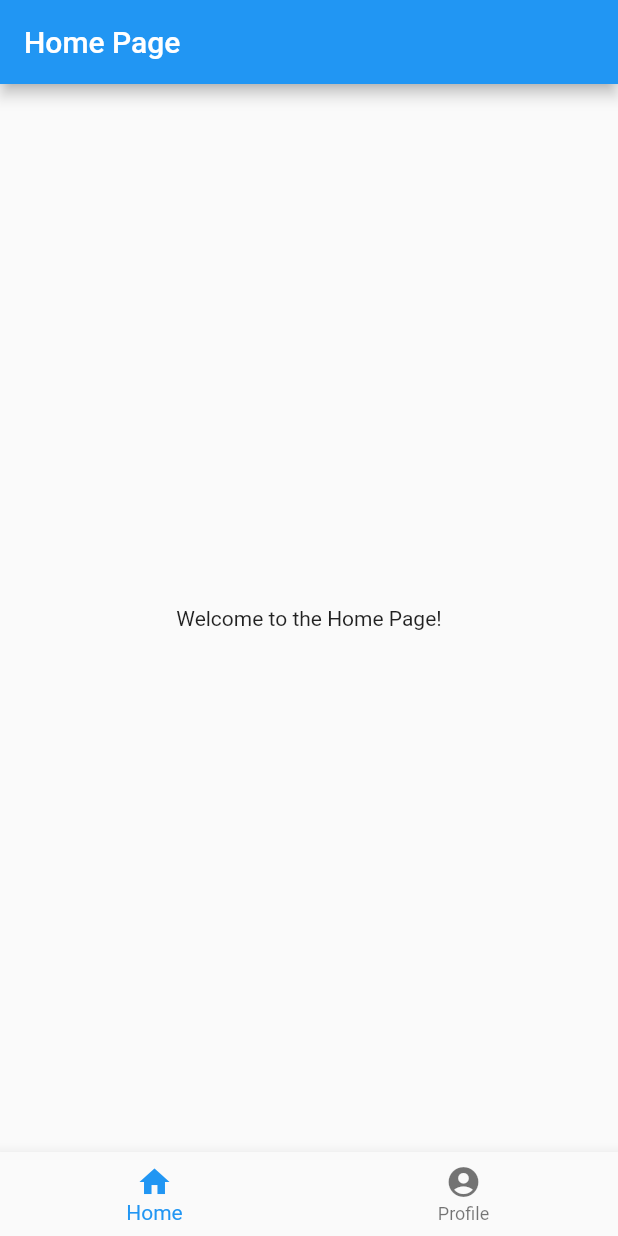
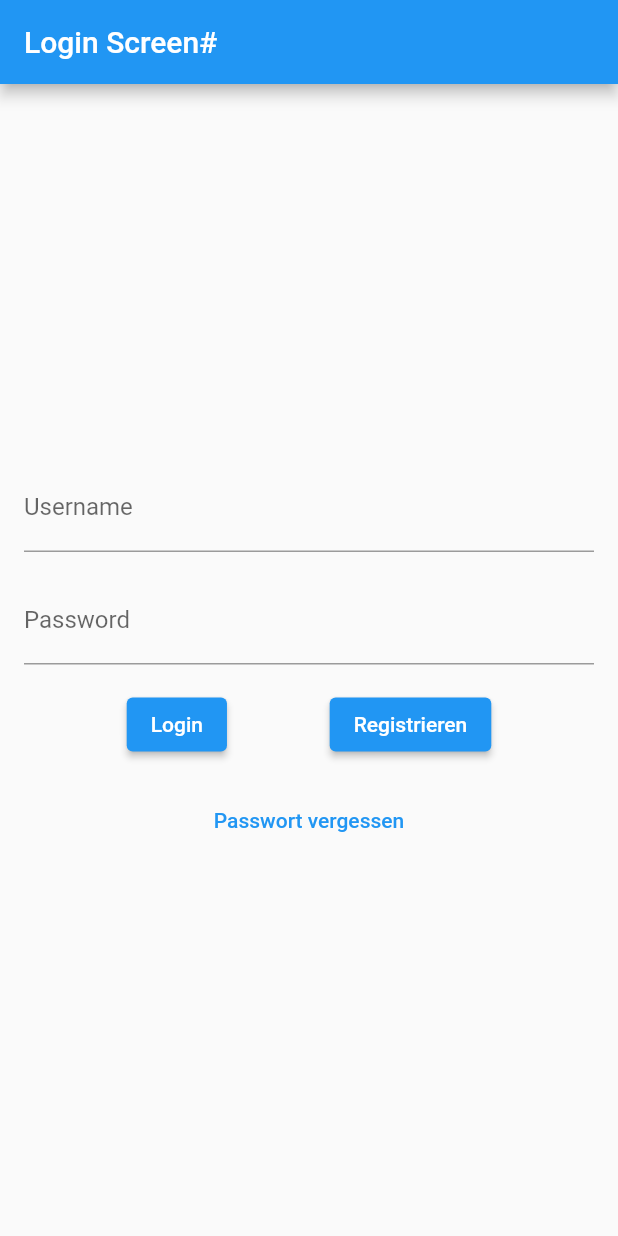
Before and after one commit to Azubis/PointCollector, a Flutter app: the screen it shows after launch, on a phone screen of 412 x 824 dp. Run offline on Flutter 3.47's test engine with Material 2 defaults, Android fonts, the phone set to English and light mode, and no system bars; our stand-ins replace logger.

Commit message:
Added logging and login screen with proper screen navigation

```diff
--- /dev/null
+++ b/frontend/lib/logger.util.dart
@@ -0,0 +1,11 @@
+import 'package:logger/logger.dart';
+Logger getLogger() {
+  return Logger(
+    printer: PrettyPrinter(
+      lineLength: 90,
+      colors: false,
+      methodCount: 1,
+      errorMethodCount: 5,
+    ),
+  );
+}
--- a/frontend/lib/main.dart
+++ b/frontend/lib/main.dart
@@ -1,10 +1,12 @@
+import 'package:logger/logger.dart';
+import 'package:PointCollector/screens/login_screen.dart';
+import 'package:PointCollector/screens/main_screen.dart';
 import 'package:flutter/material.dart';
 import 'package:provider/provider.dart';
 import 'package:PointCollector/models/user_model.dart';
-import 'homepage/home_page.dart';
-import 'profile_page/profile_page.dart';
 
 void main() {
+  Logger.level = Level.debug;
   runApp(
       ChangeNotifierProvider(
           create: (context) => UserModel(),
@@ -20,23 +22,10 @@ class MyApp extends StatefulWidget {
   _MyAppState createState() => _MyAppState();
 
   final UserModel userModel;
-
   MyApp(this.userModel);
 }
 
 class _MyAppState extends State<MyApp> {
-  int _currentIndex = 0;
-  late final List<Widget> _pages = [
-    HomePage(),
-    ProfilePage(userModel: widget.userModel),
-  ];
-
-  void _onTabTapped(int index) {
-    setState(() {
-      _currentIndex = index;
-    });
-  }
-
   @override
   Widget build(BuildContext context) {
     return MaterialApp(
@@ -44,23 +33,12 @@ class _MyAppState extends State<MyApp> {
       theme: ThemeData(
         primarySwatch: Colors.blue,
       ),
-      home: Scaffold(
-        body: _pages[_currentIndex],
-        bottomNavigationBar: BottomNavigationBar(
-          currentIndex: _currentIndex,
-          onTap: _onTabTapped,
-          items: const [
-            BottomNavigationBarItem(
-              icon: Icon(Icons.home),
-              label: 'Home',
-            ),
-            BottomNavigationBarItem(
-              icon: Icon(Icons.account_circle),
-              label: 'Profile',
-            ),
-          ],
-        ),
-      ),
+      home: LoginScreen(),
+      routes: {
+        '/login': (context) => LoginScreen(),
+        '/mainScreen': (context) => MainScreen(),
+      },
+      debugShowCheckedModeBanner: false,
     );
   }
 }
--- /dev/null
+++ b/frontend/lib/models/login_model.dart
@@ -0,0 +1,10 @@
+import 'package:flutter/material.dart';
+
+class LoginModel with ChangeNotifier {
+  String name;
+  String email;
+  String password;
+
+  LoginModel({this.name = 'example name', this.email = 'name@example.com', this.password = ""});
+
+}
--- a/frontend/lib/models/user_model.dart
+++ b/frontend/lib/models/user_model.dart
@@ -1,5 +1,4 @@
 import 'package:flutter/material.dart';
-  // Your UserModel code here
 
 class UserModel with ChangeNotifier {
   String name;
--- a/frontend/lib/homepage/home_page.dart
+++ b/frontend/lib/screens/home_screen.dart
@@ -1,14 +1,14 @@
 import 'package:flutter/material.dart';
 
-class HomePage extends StatelessWidget {
+class HomeScreen extends StatelessWidget {
   @override
   Widget build(BuildContext context) {
     return Scaffold(
       appBar: AppBar(
-        title: const Text('Home Page'),
+        title: const Text('Home Screen'),
       ),
       body: const Center(
-        child: Text('Welcome to the Home Page!'),
+        child: Text('Welcome to the Home Screen!'),
       ),
     );
   }
--- /dev/null
+++ b/frontend/lib/screens/login_screen.dart
@@ -0,0 +1,73 @@
+import 'package:flutter/material.dart';
+import '../logger.util.dart';
+
+
+class LoginScreen extends StatelessWidget {
+  final log = getLogger();
+
+  @override
+  Widget build(BuildContext context) {
+
+    void _onLoginButtonPressed() {
+      log.d('_onLoginButtonPressed');
+
+      bool loginSuccessful = true; // Replace with your actual login logic
+
+      if (loginSuccessful) {
+        Navigator.of(context).pushReplacementNamed('/mainScreen');
+      }
+    }
+
+
+    return Scaffold(
+      appBar: AppBar(
+        title: Text('Login Screen#'),
+      ),
+      body: Center(
+        child: Padding(
+          padding: const EdgeInsets.all(16.0),
+          child: Column(
+            mainAxisAlignment: MainAxisAlignment.center,
+            children: <Widget>[
+              const TextField(
+                decoration: InputDecoration(
+                  labelText: 'Username',
+                ),
+              ),
+              SizedBox(height: 16.0),
+              const TextField(
+                obscureText: true, // Hide password
+                decoration: InputDecoration(
+                  labelText: 'Password',
+                ),
+              ),
+              SizedBox(height: 16.0),
+              Row(
+                mainAxisAlignment: MainAxisAlignment.spaceEvenly,
+                children: <Widget>[
+                  ElevatedButton(
+                    onPressed: () {
+                      _onLoginButtonPressed();
+                    },
+                    child: Text('Login'),
+                  ),
+                  ElevatedButton(
+                    onPressed: () {
+                    },
+                    child: Text('Registrieren'),
+                  ),
+                ],
+              ),
+              SizedBox(height: 16.0),
+              TextButton(
+                onPressed: () {
+                },
+                child: Text('Passwort vergessen'),
+              ),
+            ],
+          ),
+        ),
+      ),
+    );
+  }
+}
--- /dev/null
+++ b/frontend/lib/screens/main_screen.dart
@@ -0,0 +1,56 @@
+import 'package:PointCollector/screens/profile_page.dart';
+import 'package:flutter/material.dart';
+
+import '../models/user_model.dart';
+import 'home_screen.dart';
+
+class MainScreen extends StatefulWidget {
+  @override
+  _MainScreenState createState() => _MainScreenState();
+
+  late UserModel userModel;
+}
+
+class _MainScreenState extends State<MainScreen> {
+  int _currentIndex = 0;
+  late final List<Widget> _screens = [
+    HomeScreen(),
+    ProfileScreen(userModel: widget.userModel),
+  ];
+
+
+  void _onTabTapped(int index) {
+    setState(() {
+      _currentIndex = index;
+    });
+  }
+
+
+  @override
+  Widget build(BuildContext context) {
+    return MaterialApp(
+      title: 'Navigation Bar',
+      theme: ThemeData(
+        primarySwatch: Colors.blue,
+      ),
+      home: Scaffold(
+        body: _screens[_currentIndex],
+        bottomNavigationBar: BottomNavigationBar(
+          currentIndex: _currentIndex,
+          onTap: _onTabTapped,
+          items: const [
+            BottomNavigationBarItem(
+              icon: Icon(Icons.home),
+              label: 'Home',
+            ),
+            BottomNavigationBarItem(
+              icon: Icon(Icons.account_circle),
+              label: 'Profile',
+            ),
+          ],
+        ),
+      ),
+      debugShowCheckedModeBanner: false,
+    );
+  }
+}
--- a/frontend/lib/profile_page/profile_page.dart
+++ b/frontend/lib/screens/profile_page.dart
@@ -3,25 +3,25 @@ import 'package:provider/provider.dart';
 import 'package:PointCollector/models/user_model.dart';
 
 
-class ProfilePage extends StatefulWidget {
+class ProfileScreen extends StatefulWidget {
   @override
-  _ProfilePageState createState() => _ProfilePageState();
+  _ProfileScreenState createState() => _ProfileScreenState();
 
-  final UserModel userModel;
+  late UserModel userModel;
 
-  ProfilePage({required this.userModel});
+  ProfileScreen({required this.userModel});
 }
 
-class _ProfilePageState extends State<ProfilePage> {
+class _ProfileScreenState extends State<ProfileScreen> {
   @override
   Widget build(BuildContext context) {
     home:return ChangeNotifierProvider(
       create: (context) => UserModel(),
       child: MaterialApp(
-        title: 'Profile Page Example',
+        title: 'Profile Screen Example',
         home: Scaffold(
           appBar: AppBar(
-            title: const Text('Profile Page'),
+            title: const Text('Profile Screen'),
           ),
           body: Center(
             child: Column(
--- a/frontend/pubspec.yaml
+++ b/frontend/pubspec.yaml
@@ -40,6 +40,7 @@ dependencies:
 dev_dependencies:
   flutter_test:
     sdk: flutter
+  logger: ^1.0.0
 
   # The "flutter_lints" package below contains a set of recommended lints to
   # encourage good coding practices. The lint set provided by the package is
```
Also changed, not shown: frontend/pubspec.lock.
